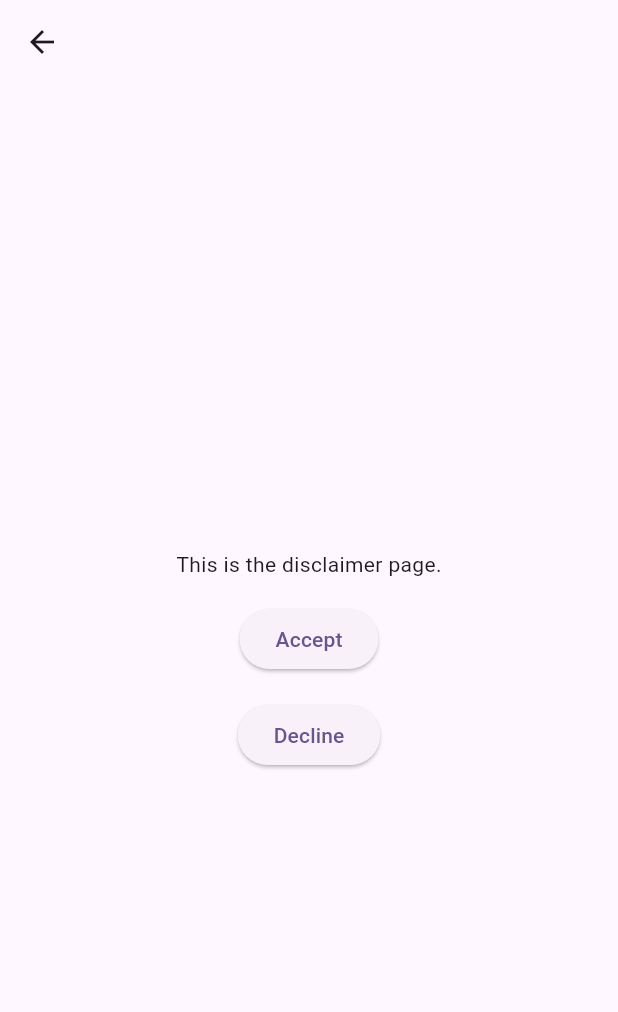
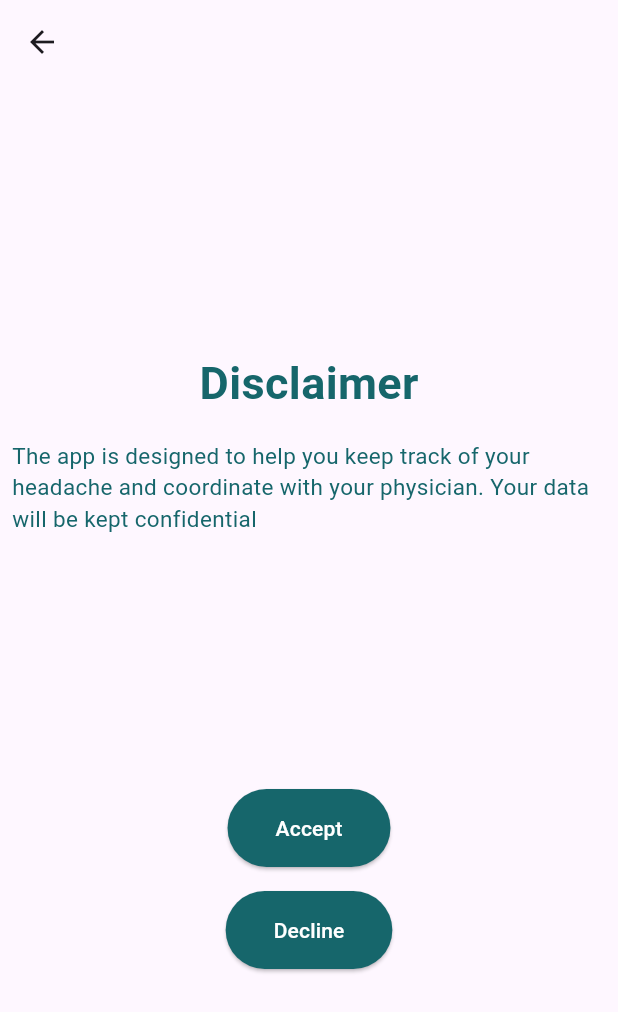
Before and after one commit to sanikaahadap/migraine_review, a Flutter app: the DisclaimerPage screen opened directly, on a phone screen of 412 x 824 dp. Shown: the top 1012 px of the screen. Run offline on Flutter 3.47's test engine with Material 3 defaults, Android fonts, the phone set to English and light mode, and no system bars; our stand-ins replace cloud_firestore, firebase_auth, firebase_core, smooth_page_indicator, table_calendar; accounts and stored records are empty.

Commit message:
removed weak warnings

```diff
--- a/lib/home.dart
+++ b/lib/home.dart
@@ -9,6 +9,8 @@ import 'package:neurooooo/profile.dart';
 import 'package:neurooooo/diary.dart';
 
 class HomePage extends StatefulWidget {
+  const HomePage({super.key});
+
   @override
   _HomePageState createState() => _HomePageState();
 }
@@ -74,7 +76,7 @@ class _HomePageState extends State<HomePage> {
                   margin: const EdgeInsets.symmetric(horizontal: 20.0),
                   padding: const EdgeInsets.all(20.0),
                   decoration: BoxDecoration(
-                    color: Color(0xFF16666B),
+                    color: const Color(0xFF16666B),
                     border: Border.all(color: const Color(0xFF16666B)),
                     borderRadius: BorderRadius.circular(20.0),
                   ),
@@ -281,7 +283,7 @@ class CustomButton extends StatelessWidget {
   final String buttonText;
   final VoidCallback onPressed;
 
-  const CustomButton({
+  const CustomButton({super.key,
     required this.buttonText,
     required this.onPressed,
   });
--- a/lib/intro_screens/intro_page_1.dart
+++ b/lib/intro_screens/intro_page_1.dart
@@ -2,6 +2,8 @@ import 'package:flutter/material.dart';
 import 'package:neurooooo/login_signup_page.dart'; // Import the login/signup page
 
 class IntroPage1 extends StatelessWidget {
+  const IntroPage1({super.key});
+
   @override
   Widget build(BuildContext context) {
     return Scaffold(
@@ -26,7 +28,7 @@ class IntroPage1 extends StatelessWidget {
             ),
             const SizedBox(height: 5),
             const Padding(
-              padding: const EdgeInsets.symmetric(horizontal: 16.0),
+              padding: EdgeInsets.symmetric(horizontal: 16.0),
               child: Text(
                 'Track And Assess',
                 style: TextStyle(
--- a/lib/intro_screens/intro_page_2.dart
+++ b/lib/intro_screens/intro_page_2.dart
@@ -2,6 +2,8 @@ import 'package:flutter/material.dart';
 import 'package:neurooooo/login_signup_page.dart';
 
 class IntroPage2 extends StatelessWidget {
+  const IntroPage2({super.key});
+
   @override
   Widget build(BuildContext context) {
     return Scaffold(
@@ -26,7 +28,7 @@ class IntroPage2 extends StatelessWidget {
             ),
             const SizedBox(height: 5),
             const Padding(
-              padding: const EdgeInsets.symmetric(horizontal: 16.0),
+              padding: EdgeInsets.symmetric(horizontal: 16.0),
               child: Text(
                 'Tailored Lifestyle Tips',
                 textAlign: TextAlign.center,
--- a/lib/userinfopage.dart
+++ b/lib/userinfopage.dart
@@ -35,10 +35,10 @@ class UserInfoPage extends StatefulWidget {
 
 
   @override
-  _UserInfoPageState createState() => _UserInfoPageState();
+  UserInfoPageState createState() => UserInfoPageState();
 }
 
-class _UserInfoPageState extends State<UserInfoPage> {
+class UserInfoPageState extends State<UserInfoPage> {
   final TextEditingController genderController = TextEditingController();
   final TextEditingController medicalConditionController = TextEditingController();
   final TextEditingController medicationsController = TextEditingController();
@@ -269,32 +269,65 @@ class _UserInfoPageState extends State<UserInfoPage> {
 }
 
 class DisclaimerPage extends StatelessWidget {
-  const DisclaimerPage({super.key});
+  const DisclaimerPage({Key? key});
 
   @override
   Widget build(BuildContext context) {
     return Scaffold(
-      appBar: AppBar(
-      ),
+      appBar: AppBar(),
       body: Center(
         child: Column(
           mainAxisAlignment: MainAxisAlignment.center,
           children: [
-            const Text('This is the disclaimer page.'),
+            const Text(
+              'Disclaimer',
+              style: TextStyle(
+                fontSize: 30.0,
+                fontWeight: FontWeight.bold,
+                color: Color(0xFF16666B),
+              ),
+            ),
             const SizedBox(height: 16.0),
+            const Padding(
+              padding: EdgeInsets.fromLTRB(8.0, 0, 0, 0),
+              child: Text(
+                'The app is designed to help you keep track of your headache and coordinate with your physician. Your data will be kept confidential',
+                style: TextStyle(
+                  color: Color(0xFF16666B),
+                  fontSize: 15.0,
+                ),
+              ),
+            ),
+
+
+            const SizedBox(height: 170.0),
             ElevatedButton(
               onPressed: () {
-                Navigator.push(context,
-                  MaterialPageRoute(builder: (context) => QuestionnairePage()),);// Action when the user accepts
+                Navigator.push(
+                  context,
+                  MaterialPageRoute(builder: (context) => QuestionnairePage()),
+                );
               },
+              style: ElevatedButton.styleFrom(
+                backgroundColor: const Color(0xFF16666B),
+                foregroundColor: Colors.white,
+                padding: const EdgeInsets.symmetric(vertical: 16, horizontal: 32),
+              ),
               child: const Text('Accept'),
             ),
             const SizedBox(height: 16.0),
             ElevatedButton(
               onPressed: () {
-                Navigator.push(context,
-                  MaterialPageRoute(builder: (context) => QuestionnairePage()),);// Action when the user declines
+                Navigator.push(
+                  context,
+                  MaterialPageRoute(builder: (context) => QuestionnairePage()),
+                );
               },
+              style: ElevatedButton.styleFrom(
+                backgroundColor: const Color(0xFF16666B),
+                foregroundColor: Colors.white,
+                padding: const EdgeInsets.symmetric(vertical: 16, horizontal: 32),
+              ),
               child: const Text('Decline'),
             ),
           ],
```
Also changed, not shown: lib/diary.dart (+13 -9 lines), lib/notifications.dart (+7 -5 lines), lib/profile.dart (+16 -14 lines), lib/settings.dart (+14 -12 lines), lib/theme_settings.dart (+11 -9 lines).
